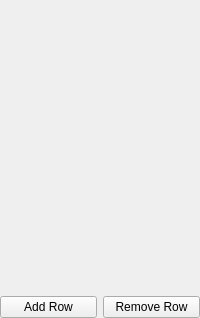
Old version of the form ui_templates/drop_table_edit.ui in the repository o-murphy/archer_ballistics_constructor.
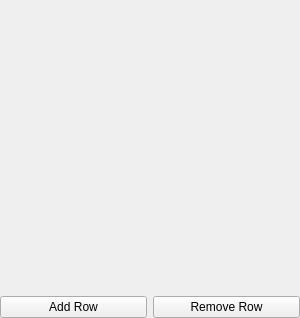
New version of the form.

Patch:
```diff
--- a/ui_templates/drop_table_edit.ui
+++ b/ui_templates/drop_table_edit.ui
@@ -6,22 +6,22 @@
    <rect>
     <x>0</x>
     <y>0</y>
-    <width>200</width>
+    <width>300</width>
     <height>318</height>
    </rect>
   </property>
+  <property name="sizePolicy">
+   <sizepolicy hsizetype="Preferred" vsizetype="Preferred">
+    <horstretch>0</horstretch>
+    <verstretch>0</verstretch>
+   </sizepolicy>
+  </property>
   <property name="minimumSize">
    <size>
-    <width>200</width>
+    <width>250</width>
     <height>0</height>
    </size>
   </property>
-  <property name="maximumSize">
-   <size>
-    <width>200</width>
-    <height>16777215</height>
-   </size>
-  </property>
   <property name="windowTitle">
    <string>Form</string>
   </property>
```
